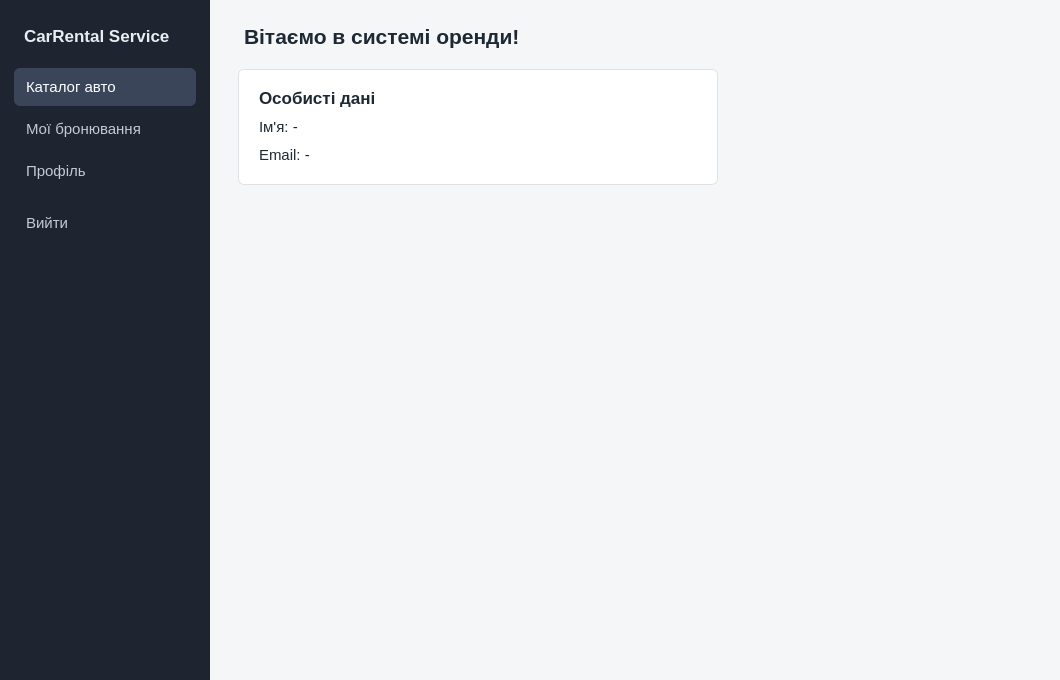
Old version of the form userwindow.ui in the repository lopez1k/kursova.
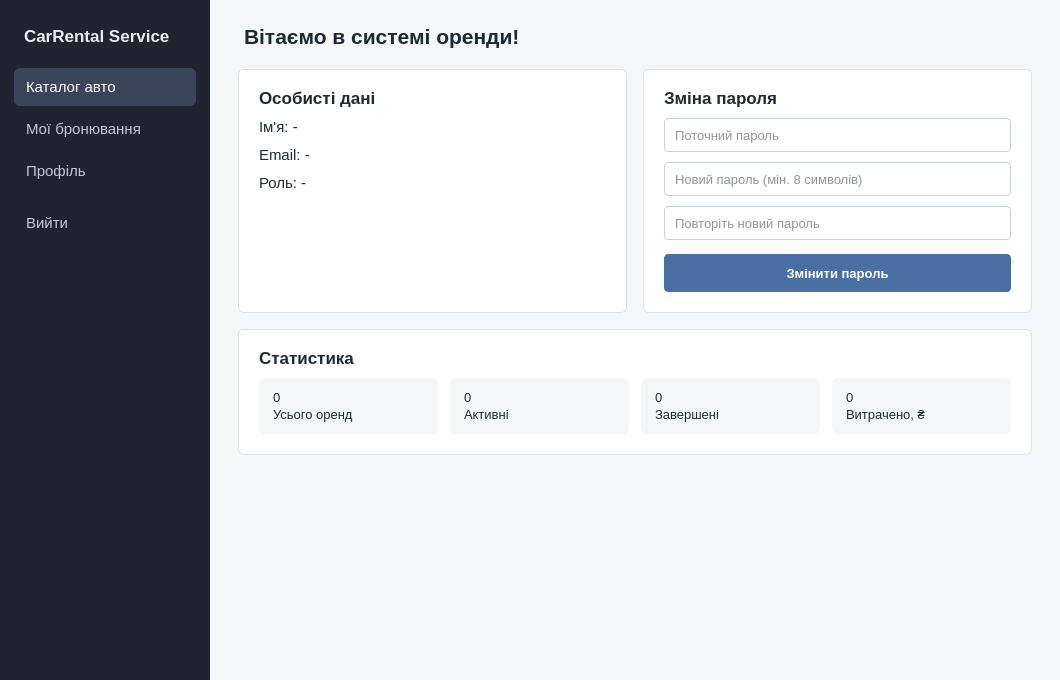
New version of the form. The open tabs and pages were chosen to show the change.

Commit message:
feat: додано контекстне меню експорту даних, зміна пароля, статистика у профілі && fix: сума при достроковому поверненні авто
- Додано контекстне меню в профілі адміна для експорту користувачів, автомобілів та історії оренди - Зміна пароля для користувачів та адмінів - Видалення користувачів

```diff
--- a/userwindow.ui
+++ b/userwindow.ui
@@ -139,9 +139,28 @@
 }
 
 /* ---- Профіль ---- */
-QFrame#profileCard { background: #FFFFFF; border: 1px solid #DDE2E8; border-radius: 6px; }
-QLabel#profileTitle { font-size: 13pt; font-weight: 600; }
-QLabel#lblProfileName, QLabel#lblProfileEmail { font-size: 11pt; }
+QFrame#profileCard, QFrame#passwordCard, QFrame#statsCard {
+    background: #FFFFFF; border: 1px solid #DDE2E8; border-radius: 6px;
+}
+QLabel#profileTitle, QLabel#passwordTitle, QLabel#statsTitle { font-size: 13pt; font-weight: 600; }
+QLabel#lblProfileName, QLabel#lblProfileEmail, QLabel#lblProfileRole { font-size: 11pt; }
+QFrame#passwordCard QLineEdit {
+    background: #FFFFFF; border: 1px solid #C9D0D9; border-radius: 4px;
+    padding: 5px 8px; min-height: 22px; selection-background-color: #4A6FA5;
+}
+QFrame#passwordCard QLineEdit:hover { border-color: #A9B8CC; }
+QFrame#passwordCard QLineEdit:focus { border-color: #4A6FA5; }
+QPushButton#btnChangePassword {
+    background: #4A6FA5; border: 1px solid #4A6FA5; border-radius: 4px;
+    color: #FFFFFF; font-weight: 600; padding: 8px 18px; min-height: 20px; margin-top: 4px;
+}
+QPushButton#btnChangePassword:hover   { background: #3F5F8F; border-color: #3F5F8F; }
+QPushButton#btnChangePassword:pressed { background: #34507A; }
+QFrame#statTile1, QFrame#statTile2, QFrame#statTile3, QFrame#statTile4 {
+    background: #F4F6F8; border: none; border-radius: 6px;
+}
+QFrame#statsCard QLabel[kind="value"] { font-size: 16pt; font-weight: 600; color: #1F2933; background: transparent; }
+QFrame#statsCard QLabel[kind="caption"] { color: #6B7480; background: transparent; }
 </string>
   </property>
   <layout class="QHBoxLayout" name="mainHorizontalLayout">
@@ -708,82 +727,263 @@
         </layout>
        </widget>
        <widget class="QWidget" name="profilePage">
-        <layout class="QVBoxLayout" name="profileLayout">
-         <property name="leftMargin">
-          <number>0</number>
-         </property>
-         <property name="topMargin">
-          <number>0</number>
-         </property>
-         <property name="rightMargin">
-          <number>0</number>
-         </property>
-         <property name="bottomMargin">
-          <number>0</number>
-         </property>
-         <item>
-          <widget class="QFrame" name="profileCard">
-           <property name="maximumSize">
-            <size>
-             <width>480</width>
-             <height>16777215</height>
-            </size>
-           </property>
-           <layout class="QVBoxLayout" name="profileCardLayout">
-            <property name="spacing">
-             <number>10</number>
-            </property>
-            <property name="leftMargin">
-             <number>20</number>
-            </property>
-            <property name="topMargin">
-             <number>18</number>
-            </property>
-            <property name="rightMargin">
-             <number>20</number>
-            </property>
-            <property name="bottomMargin">
-             <number>20</number>
-            </property>
-            <item>
-             <widget class="QLabel" name="profileTitle">
-              <property name="text">
-               <string>Особисті дані</string>
-              </property>
-             </widget>
-            </item>
-            <item>
-             <widget class="QLabel" name="lblProfileName">
-              <property name="text">
-               <string>Ім'я: -</string>
-              </property>
-             </widget>
-            </item>
-            <item>
-             <widget class="QLabel" name="lblProfileEmail">
-              <property name="text">
-               <string>Email: -</string>
-              </property>
-             </widget>
-            </item>
-           </layout>
-          </widget>
-         </item>
-         <item>
-          <spacer name="profileSpacer">
-           <property name="orientation">
-            <enum>Qt::Orientation::Vertical</enum>
-           </property>
-           <property name="sizeHint" stdset="0">
-            <size>
-             <width>0</width>
-             <height>0</height>
-            </size>
-           </property>
-          </spacer>
-         </item>
-        </layout>
-       </widget>
+ <layout class="QVBoxLayout" name="profileLayout" stretch="0,1">
+  <property name="spacing"><number>0</number></property>
+  <property name="leftMargin"><number>0</number></property>
+<property name="topMargin"><number>0</number></property>
+<property name="rightMargin"><number>0</number></property>
+<property name="bottomMargin"><number>0</number></property>
+
+  <item>
+   <layout class="QHBoxLayout" name="profileRow" stretch="1,0">
+  <item>
+   <widget class="QWidget" name="profileContainer">
+    <property name="sizePolicy">
+     <sizepolicy hsizetype="Expanding" vsizetype="Preferred"><horstretch>0</horstretch><verstretch>0</verstretch></sizepolicy>
+    </property>
+    <property name="maximumSize"><size><width>960</width><height>16777215</height></size></property>
+    <layout class="QGridLayout" name="profileGrid" columnstretch="1,1">
+     <property name="leftMargin"><number>0</number></property>
+<property name="topMargin"><number>0</number></property>
+<property name="rightMargin"><number>0</number></property>
+<property name="bottomMargin"><number>0</number></property>
+
+     <property name="horizontalSpacing"><number>16</number></property>
+     <property name="verticalSpacing"><number>16</number></property>
+     <item row="0" column="0">
+ <widget class="QFrame" name="profileCard">
+  <property name="minimumSize"><size><width>340</width><height>0</height></size></property>
+  <layout class="QVBoxLayout" name="profileCardLayout">
+   <property name="spacing"><number>10</number></property>
+   <property name="leftMargin"><number>20</number></property>
+<property name="topMargin"><number>18</number></property>
+<property name="rightMargin"><number>20</number></property>
+<property name="bottomMargin"><number>20</number></property>
+
+   <item>
+ <widget class="QLabel" name="profileTitle">
+  <property name="text"><string>Особисті дані</string></property>
+  
+ </widget>
+</item>
+<item>
+ <widget class="QLabel" name="lblProfileName">
+  <property name="text"><string>Ім'я: -</string></property>
+  
+ </widget>
+</item>
+<item>
+ <widget class="QLabel" name="lblProfileEmail">
+  <property name="text"><string>Email: -</string></property>
+  
+ </widget>
+</item>
+<item>
+ <widget class="QLabel" name="lblProfileRole">
+  <property name="text"><string>Роль: -</string></property>
+  
+ </widget>
+</item>
+<item>
+ <spacer name="profileInfoSpacer">
+  <property name="orientation"><enum>Qt::Orientation::Vertical</enum></property>
+  <property name="sizeHint" stdset="0"><size><width>0</width><height>0</height></size></property>
+ </spacer>
+</item>
+
+  </layout>
+ </widget>
+</item>
+
+     <item row="0" column="1">
+ <widget class="QFrame" name="passwordCard">
+  <property name="minimumSize"><size><width>340</width><height>0</height></size></property>
+  <layout class="QVBoxLayout" name="passwordCardLayout">
+   <property name="spacing"><number>10</number></property>
+   <property name="leftMargin"><number>20</number></property>
+<property name="topMargin"><number>18</number></property>
+<property name="rightMargin"><number>20</number></property>
+<property name="bottomMargin"><number>20</number></property>
+
+   <item>
+ <widget class="QLabel" name="passwordTitle">
+  <property name="text"><string>Зміна пароля</string></property>
+  
+ </widget>
+</item>
+<item>
+ <widget class="QLineEdit" name="editOldPassword">
+  <property name="echoMode"><enum>QLineEdit::EchoMode::Password</enum></property>
+  <property name="placeholderText"><string>Поточний пароль</string></property>
+ </widget>
+</item>
+<item>
+ <widget class="QLineEdit" name="editNewPassword">
+  <property name="echoMode"><enum>QLineEdit::EchoMode::Password</enum></property>
+  <property name="placeholderText"><string>Новий пароль (мін. 8 символів)</string></property>
+ </widget>
+</item>
+<item>
+ <widget class="QLineEdit" name="editConfirmPassword">
+  <property name="echoMode"><enum>QLineEdit::EchoMode::Password</enum></property>
+  <property name="placeholderText"><string>Повторіть новий пароль</string></property>
+ </widget>
+</item>
+<item>
+ <widget class="QPushButton" name="btnChangePassword">
+  <property name="cursor"><cursorShape>PointingHandCursor</cursorShape></property>
+  <property name="text"><string>Змінити пароль</string></property>
+ </widget>
+</item>
+
+  </layout>
+ </widget>
+</item>
+
+     <item row="1" column="0" colspan="2">
+ <widget class="QFrame" name="statsCard">
+  <property name="minimumSize"><size><width>340</width><height>0</height></size></property>
+  <layout class="QVBoxLayout" name="statsCardLayout">
+   <property name="spacing"><number>10</number></property>
+   <property name="leftMargin"><number>20</number></property>
+<property name="topMargin"><number>18</number></property>
+<property name="rightMargin"><number>20</number></property>
+<property name="bottomMargin"><number>20</number></property>
+
+   <item>
+ <widget class="QLabel" name="statsTitle">
+  <property name="text"><string>Статистика</string></property>
+  
+ </widget>
+</item>
+<item>
+ <layout class="QHBoxLayout" name="statTilesLayout" stretch="1,1,1,1">
+  <property name="spacing"><number>12</number></property>
+  <item>
+ <widget class="QFrame" name="statTile1">
+  <layout class="QVBoxLayout" name="statTile1Layout">
+   <property name="spacing"><number>2</number></property>
+   <property name="leftMargin"><number>14</number></property>
+<property name="topMargin"><number>12</number></property>
+<property name="rightMargin"><number>14</number></property>
+<property name="bottomMargin"><number>12</number></property>
+
+   <item>
+    <widget class="QLabel" name="statValue1">
+     <property name="text"><string>0</string></property>
+     <property name="kind" stdset="0"><string>value</string></property>
+    </widget>
+   </item>
+   <item>
+    <widget class="QLabel" name="statCaption1">
+     <property name="text"><string>Усього оренд</string></property>
+     <property name="kind" stdset="0"><string>caption</string></property>
+    </widget>
+   </item>
+  </layout>
+ </widget>
+</item>
+<item>
+ <widget class="QFrame" name="statTile2">
+  <layout class="QVBoxLayout" name="statTile2Layout">
+   <property name="spacing"><number>2</number></property>
+   <property name="leftMargin"><number>14</number></property>
+<property name="topMargin"><number>12</number></property>
+<property name="rightMargin"><number>14</number></property>
+<property name="bottomMargin"><number>12</number></property>
+
+   <item>
+    <widget class="QLabel" name="statValue2">
+     <property name="text"><string>0</string></property>
+     <property name="kind" stdset="0"><string>value</string></property>
+    </widget>
+   </item>
+   <item>
+    <widget class="QLabel" name="statCaption2">
+     <property name="text"><string>Активні</string></property>
+     <property name="kind" stdset="0"><string>caption</string></property>
+    </widget>
+   </item>
+  </layout>
+ </widget>
+</item>
+<item>
+ <widget class="QFrame" name="statTile3">
+  <layout class="QVBoxLayout" name="statTile3Layout">
+   <property name="spacing"><number>2</number></property>
+   <property name="leftMargin"><number>14</number></property>
+<property name="topMargin"><number>12</number></property>
+<property name="rightMargin"><number>14</number></property>
+<property name="bottomMargin"><number>12</number></property>
+
+   <item>
+    <widget class="QLabel" name="statValue3">
+     <property name="text"><string>0</string></property>
+     <property name="kind" stdset="0"><string>value</string></property>
+    </widget>
+   </item>
+   <item>
+    <widget class="QLabel" name="statCaption3">
+     <property name="text"><string>Завершені</string></property>
+     <property name="kind" stdset="0"><string>caption</string></property>
+    </widget>
+   </item>
+  </layout>
+ </widget>
+</item>
+<item>
+ <widget class="QFrame" name="statTile4">
+  <layout class="QVBoxLayout" name="statTile4Layout">
+   <property name="spacing"><number>2</number></property>
+   <property name="leftMargin"><number>14</number></property>
+<property name="topMargin"><number>12</number></property>
+<property name="rightMargin"><number>14</number></property>
+<property name="bottomMargin"><number>12</number></property>
+
+   <item>
+    <widget class="QLabel" name="statValue4">
+     <property name="text"><string>0</string></property>
+     <property name="kind" stdset="0"><string>value</string></property>
+    </widget>
+   </item>
+   <item>
+    <widget class="QLabel" name="statCaption4">
+     <property name="text"><string>Витрачено, ₴</string></property>
+     <property name="kind" stdset="0"><string>caption</string></property>
+    </widget>
+   </item>
+  </layout>
+ </widget>
+</item>
+
+ </layout>
+</item>
+
+  </layout>
+ </widget>
+</item>
+
+    </layout>
+   </widget>
+  </item>
+  <item>
+ <spacer name="profileRowSpacer">
+  <property name="orientation"><enum>Qt::Orientation::Horizontal</enum></property>
+  <property name="sizeHint" stdset="0"><size><width>0</width><height>0</height></size></property>
+ </spacer>
+</item>
+
+   </layout>
+  </item>
+  <item>
+ <spacer name="profileSpacer">
+  <property name="orientation"><enum>Qt::Orientation::Vertical</enum></property>
+  <property name="sizeHint" stdset="0"><size><width>0</width><height>0</height></size></property>
+ </spacer>
+</item>
+
+ </layout>
+</widget>
       </widget>
      </item>
     </layout>
```
The commit also changes 26 other files.
